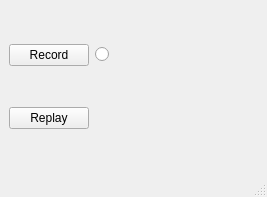
CanoeH01/KeyboardMouseMacroApp, file gui/main_window.ui: the form before one commit.
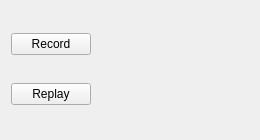
The form after the commit.

Commit message: Hooked GUI up to logic, now GUI has all functionality thats currently been implemented

```diff
--- a/gui/main_window.ui
+++ b/gui/main_window.ui
@@ -1,35 +1,34 @@
 <?xml version="1.0" encoding="UTF-8"?>
 <ui version="4.0">
- <class>MainWindow</class>
- <widget class="QMainWindow" name="MainWindow">
+ <class>Form</class>
+ <widget class="QWidget" name="Form">
   <property name="geometry">
    <rect>
     <x>0</x>
     <y>0</y>
-    <width>267</width>
-    <height>197</height>
+    <width>260</width>
+    <height>140</height>
    </rect>
   </property>
   <property name="windowTitle">
    <string>MainWindow</string>
   </property>
-  <widget class="QWidget" name="centralwidget">
    <layout class="QGridLayout" name="gridLayout">
-    <item row="0" column="2">
-     <widget class="QRadioButton" name="rdoRecording">
+   <item row="2" column="0">
+    <widget class="QPushButton" name="btnReplay">
       <property name="text">
-       <string/>
-      </property>
-      <property name="checkable">
-       <bool>false</bool>
+      <string>Replay</string>
       </property>
      </widget>
     </item>
-    <item row="0" column="3">
+   <item row="2" column="2">
      <spacer name="horizontalSpacer">
       <property name="orientation">
        <enum>Qt::Orientation::Horizontal</enum>
       </property>
+     <property name="sizeType">
+      <enum>QSizePolicy::Policy::Expanding</enum>
+     </property>
       <property name="sizeHint" stdset="0">
        <size>
         <width>40</width>
@@ -45,26 +44,14 @@
       </property>
      </widget>
     </item>
-    <item row="1" column="0">
-     <widget class="QPushButton" name="btnReplay">
+   <item row="0" column="2">
+    <widget class="QLabel" name="lblRecording">
       <property name="text">
-       <string>Replay</string>
+      <string/>
       </property>
      </widget>
     </item>
    </layout>
-  </widget>
-  <widget class="QMenuBar" name="menubar">
-   <property name="geometry">
-    <rect>
-     <x>0</x>
-     <y>0</y>
-     <width>267</width>
-     <height>33</height>
-    </rect>
-   </property>
-  </widget>
-  <widget class="QStatusBar" name="statusbar"/>
  </widget>
  <resources/>
  <connections/>
```
Left out of the diff: 2 changed lines with no effect on the pictures. Lines whose indentation alone changed are shown as unchanged. The commit also changes 7 other files.
